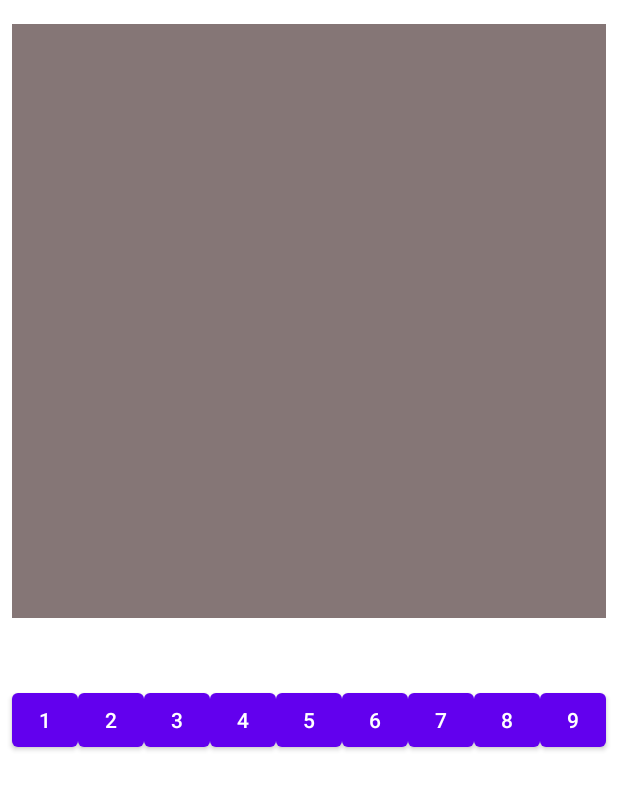
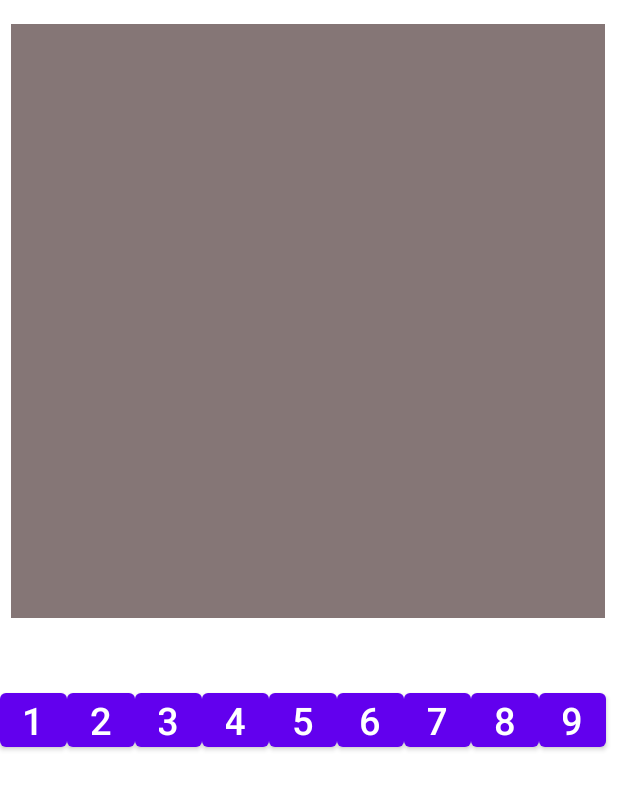
Before and after one commit to spardo83/sudoku-android, an Android app: the screen it shows after launch (SudokuActivity), after a tap on "NUEVO JUEGO", on a phone screen of 412 x 824 dp. Shown: the top 790 px of the screen. Run offline under Robolectric (Android 15) with nearby library versions, the phone set to English and light mode, and no system bars.

Commit message:
cambio el tamaño de los numeros en los botones

```diff
--- a/app/src/main/java/ar/edu/unlam/sudoku/MainActivity.kt
+++ b/app/src/main/java/ar/edu/unlam/sudoku/MainActivity.kt
@@ -7,12 +7,16 @@ import android.view.View
 import ar.edu.unlam.sudoku.databinding.ActivityMainBinding
 
 class MainActivity : AppCompatActivity() {
-    private lateinit var binding:ActivityMainBinding
+    private lateinit var binding: ActivityMainBinding
     override fun onCreate(savedInstanceState: Bundle?) {
         super.onCreate(savedInstanceState)
         binding = ActivityMainBinding.inflate(layoutInflater)
         setContentView(binding.root)
 
+        clickBotonNuevoJuego()
+    }
+
+    private fun clickBotonNuevoJuego() {
         binding.nuevoJuego.setOnClickListener {
             val intent = Intent(this, SudokuActivity::class.java)
             startActivity(intent)
--- a/app/src/main/java/ar/edu/unlam/sudoku/SudokuActivity.kt
+++ b/app/src/main/java/ar/edu/unlam/sudoku/SudokuActivity.kt
@@ -6,7 +6,7 @@ import ar.edu.unlam.sudoku.databinding.ActivityMainBinding
 import ar.edu.unlam.sudoku.databinding.ActivitySudokuBinding
 
 class SudokuActivity : AppCompatActivity() {
-    private lateinit var binding:ActivitySudokuBinding
+    private lateinit var binding: ActivitySudokuBinding
     override fun onCreate(savedInstanceState: Bundle?) {
         super.onCreate(savedInstanceState)
         binding = ActivitySudokuBinding.inflate(layoutInflater)
--- a/app/src/main/res/layout/activity_main.xml
+++ b/app/src/main/res/layout/activity_main.xml
@@ -9,14 +9,14 @@
 
     <TextView
         android:id="@+id/titulo"
-        android:layout_width="wrap_content"
+        android:layout_width="0dp"
         android:layout_height="wrap_content"
         android:layout_marginTop="24dp"
+        android:gravity="center"
         android:text="SUDOKU"
-        android:gravity="center"
+        android:textAppearance="@style/TextAppearance.AppCompat.Large"
         android:textColor="@color/white"
         android:textSize="30dp"
-        android:textAppearance="@style/TextAppearance.AppCompat.Large"
         app:layout_constraintEnd_toEndOf="parent"
         app:layout_constraintStart_toStartOf="parent"
         app:layout_constraintTop_toTopOf="parent" />
--- a/app/src/main/res/layout/activity_sudoku.xml
+++ b/app/src/main/res/layout/activity_sudoku.xml
@@ -15,6 +15,7 @@
         android:layout_marginEnd="8dp"
         android:background="#857676"
         app:layout_constraintEnd_toEndOf="parent"
+        app:layout_constraintHorizontal_bias="0.0"
         app:layout_constraintStart_toStartOf="parent"
         app:layout_constraintTop_toTopOf="parent" />
 
@@ -22,7 +23,9 @@
         android:id="@+id/button6"
         android:layout_width="0dp"
         android:layout_height="48dp"
-        android:text="6"
+        android:text="@string/Button6"
+        android:paddingVertical="0dp"
+        android:textSize="25dp"
         app:layout_constraintEnd_toStartOf="@+id/button7"
         app:layout_constraintHorizontal_bias="0.5"
         app:layout_constraintStart_toEndOf="@+id/button5"
@@ -32,7 +35,9 @@
         android:id="@+id/button4"
         android:layout_width="0dp"
         android:layout_height="48dp"
-        android:text="4"
+        android:text="@string/Button4"
+        android:paddingVertical="0dp"
+        android:textSize="25dp"
         app:layout_constraintEnd_toStartOf="@+id/button5"
         app:layout_constraintHorizontal_bias="0.5"
         app:layout_constraintStart_toEndOf="@+id/button3"
@@ -42,7 +47,9 @@
         android:id="@+id/button2"
         android:layout_width="0dp"
         android:layout_height="48dp"
-        android:text="2"
+        android:text="@string/Button2"
+        android:paddingVertical="0dp"
+        android:textSize="25dp"
         app:layout_constraintEnd_toStartOf="@+id/button3"
         app:layout_constraintHorizontal_bias="0.5"
         app:layout_constraintStart_toEndOf="@+id/button1"
@@ -52,9 +59,10 @@
         android:id="@+id/button1"
         android:layout_width="0dp"
         android:layout_height="48dp"
-        android:layout_marginStart="8dp"
         android:layout_marginTop="456dp"
-        android:text="1"
+        android:text="@string/Button1"
+        android:paddingVertical="0dp"
+        android:textSize="25dp"
         app:layout_constraintEnd_toStartOf="@+id/button2"
         app:layout_constraintHorizontal_bias="0.5"
         app:layout_constraintStart_toStartOf="parent"
@@ -65,7 +73,9 @@
         android:layout_width="0dp"
         android:layout_height="48dp"
         android:layout_marginEnd="8dp"
-        android:text="9"
+        android:text="@string/Button9"
+        android:paddingVertical="0dp"
+        android:textSize="25dp"
         app:layout_constraintEnd_toEndOf="parent"
         app:layout_constraintHorizontal_bias="0.5"
         app:layout_constraintStart_toEndOf="@+id/button8"
@@ -75,7 +85,9 @@
         android:id="@+id/button5"
         android:layout_width="0dp"
         android:layout_height="48dp"
-        android:text="5"
+        android:text="@string/Button5"
+        android:paddingVertical="0dp"
+        android:textSize="25dp"
         app:layout_constraintEnd_toStartOf="@+id/button6"
         app:layout_constraintHorizontal_bias="0.5"
         app:layout_constraintStart_toEndOf="@+id/button4"
@@ -85,7 +97,9 @@
         android:id="@+id/button8"
         android:layout_width="0dp"
         android:layout_height="48dp"
-        android:text="8"
+        android:text="@string/Button8"
+        android:paddingVertical="0dp"
+        android:textSize="25dp"
         app:layout_constraintEnd_toStartOf="@+id/button9"
         app:layout_constraintHorizontal_bias="0.5"
         app:layout_constraintStart_toEndOf="@+id/button7"
@@ -95,7 +109,9 @@
         android:id="@+id/button3"
         android:layout_width="0dp"
         android:layout_height="48dp"
-        android:text="3"
+        android:text="@string/Button3"
+        android:paddingVertical="0dp"
+        android:textSize="25dp"
         app:layout_constraintEnd_toStartOf="@+id/button4"
         app:layout_constraintHorizontal_bias="0.5"
         app:layout_constraintStart_toEndOf="@+id/button2"
@@ -105,7 +121,9 @@
         android:id="@+id/button7"
         android:layout_width="0dp"
         android:layout_height="48dp"
-        android:text="7"
+        android:text="@string/Button7"
+        android:paddingVertical="0dp"
+        android:textSize="25dp"
         app:layout_constraintEnd_toStartOf="@+id/button8"
         app:layout_constraintHorizontal_bias="0.5"
         app:layout_constraintStart_toEndOf="@+id/button6"
--- a/app/src/main/res/values/strings.xml
+++ b/app/src/main/res/values/strings.xml
@@ -1,3 +1,12 @@
 <resources>
     <string name="app_name">Sudoku</string>
+    <string name="Button1">1</string>
+    <string name="Button2">2</string>
+    <string name="Button3">3</string>
+    <string name="Button4">4</string>
+    <string name="Button5">5</string>
+    <string name="Button6">6</string>
+    <string name="Button7">7</string>
+    <string name="Button8">8</string>
+    <string name="Button9">9</string>
 </resources>
```
